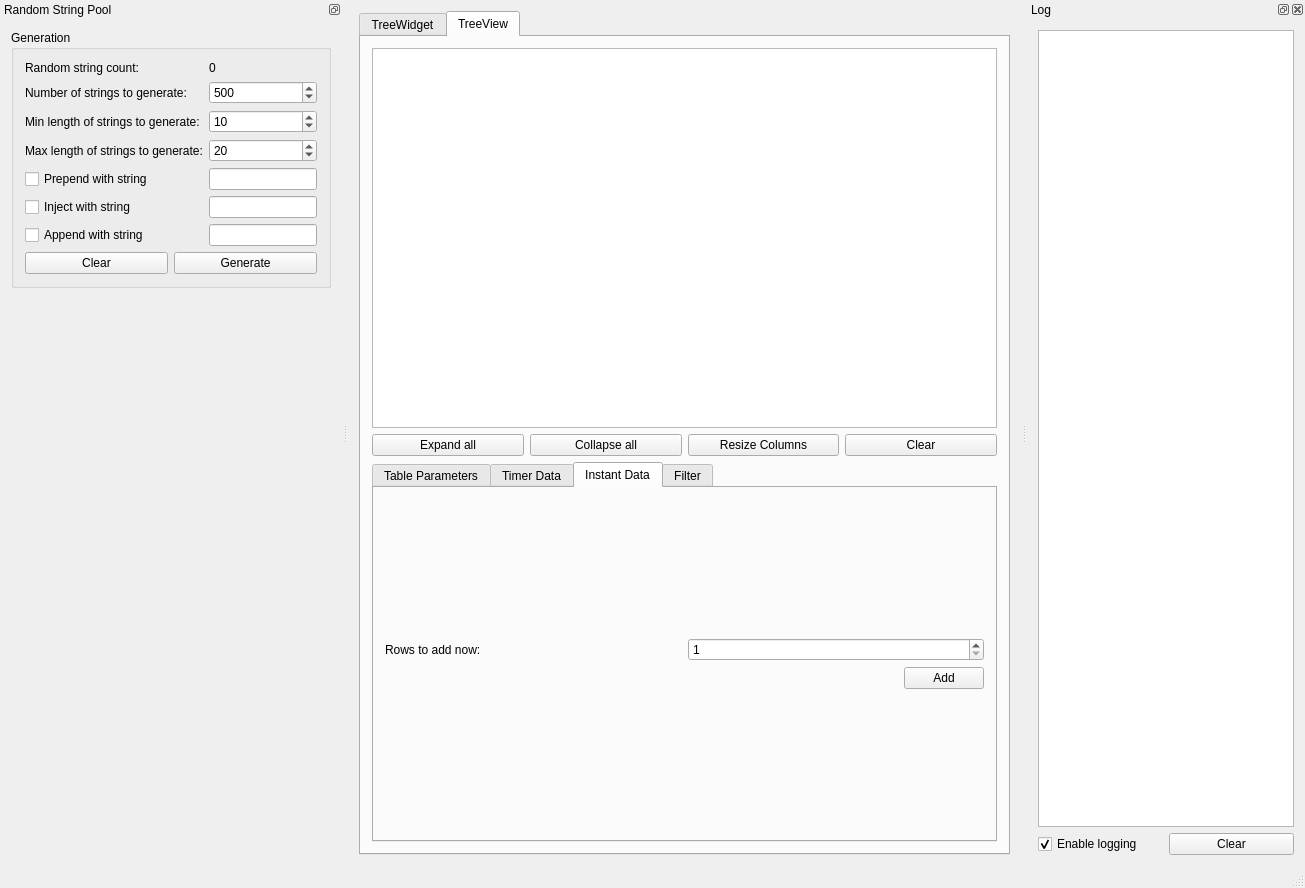
Qt form QTreeWidget_vs_QTreeView/mainwindow.ui (aatwo/Examples-and-Tests) before a commit.
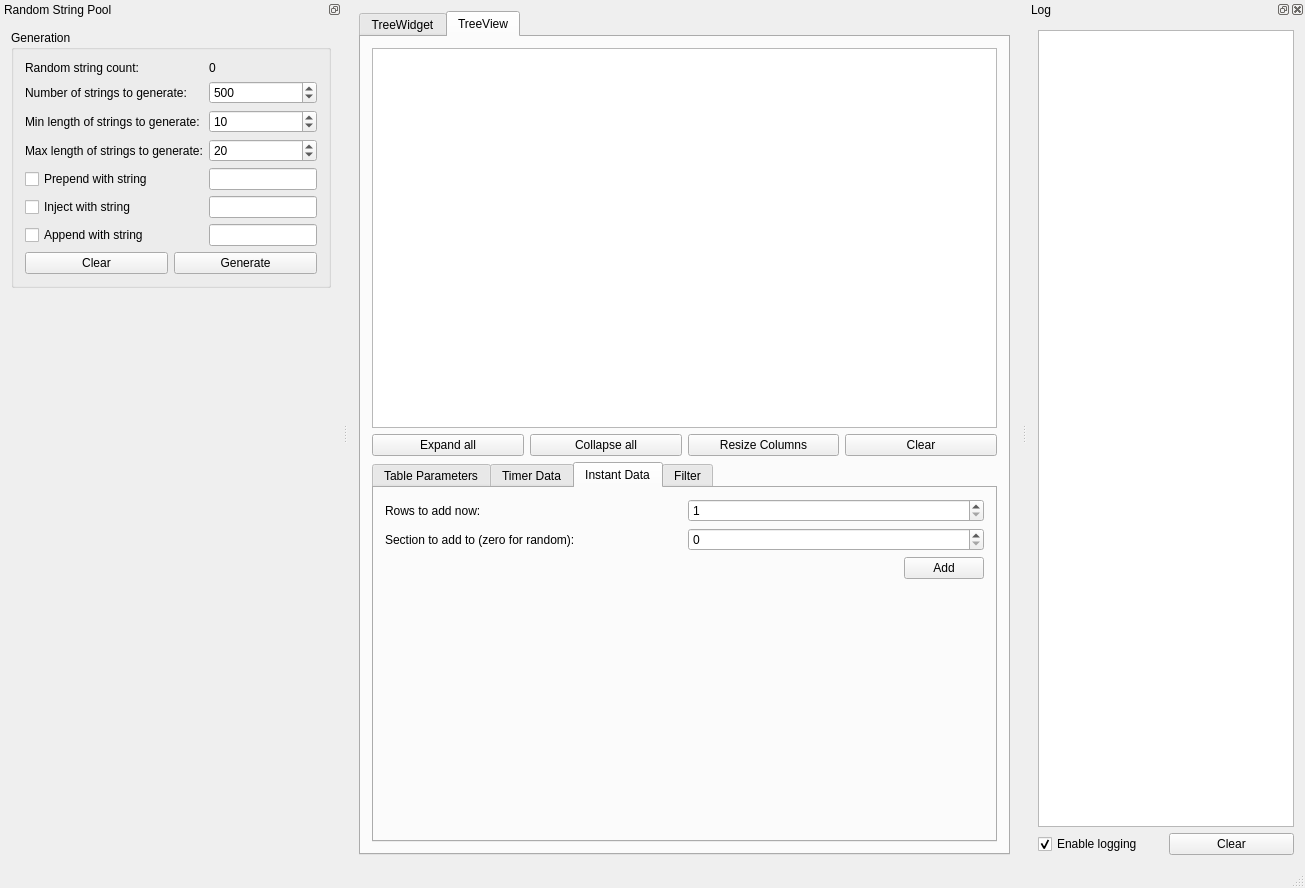
The same form after that commit. The open tabs and pages were chosen to show the change.

Commit message: - Added data generation and insertion for the tree view

```diff
--- a/QTreeWidget_vs_QTreeView/mainwindow.ui
+++ b/QTreeWidget_vs_QTreeView/mainwindow.ui
@@ -547,7 +547,7 @@
                   </property>
                  </widget>
                 </item>
-                <item row="1" column="0" colspan="2">
+                <item row="2" column="0" colspan="2">
                  <layout class="QHBoxLayout" name="horizontalLayout_3">
                   <item>
                    <spacer name="horizontalSpacer_3">
@@ -571,8 +571,35 @@
                   </item>
                  </layout>
                 </item>
+                <item row="1" column="0">
+                 <widget class="QLabel" name="label_19">
+                  <property name="text">
+                   <string>Section to add to (zero for random):</string>
+                  </property>
+                 </widget>
+                </item>
+                <item row="1" column="1">
+                 <widget class="QSpinBox" name="treeView_instantSectionToAddToEdit">
+                  <property name="maximum">
+                   <number>1</number>
+                  </property>
+                 </widget>
+                </item>
                </layout>
               </item>
+              <item row="1" column="0">
+               <spacer name="verticalSpacer_7">
+                <property name="orientation">
+                 <enum>Qt::Vertical</enum>
+                </property>
+                <property name="sizeHint" stdset="0">
+                 <size>
+                  <width>20</width>
+                  <height>40</height>
+                 </size>
+                </property>
+               </spacer>
+              </item>
              </layout>
             </widget>
             <widget class="QWidget" name="tab_9">
```
Left out of the diff: 2 changed lines with no effect on the pictures. The commit also changes 4 other files.
